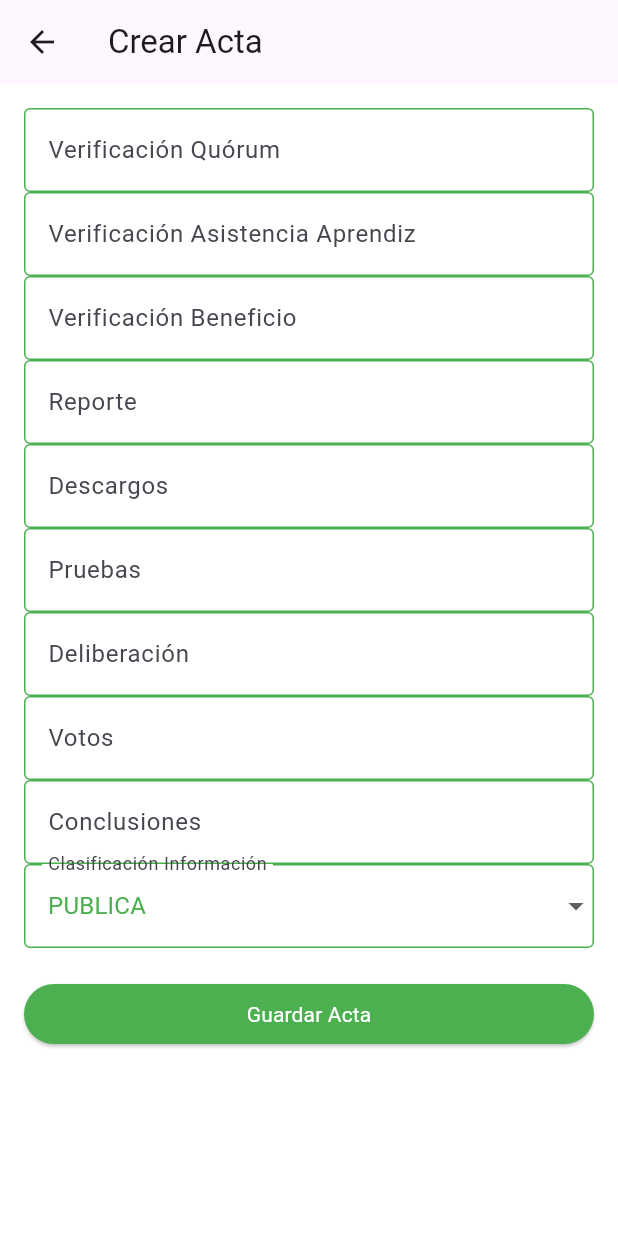
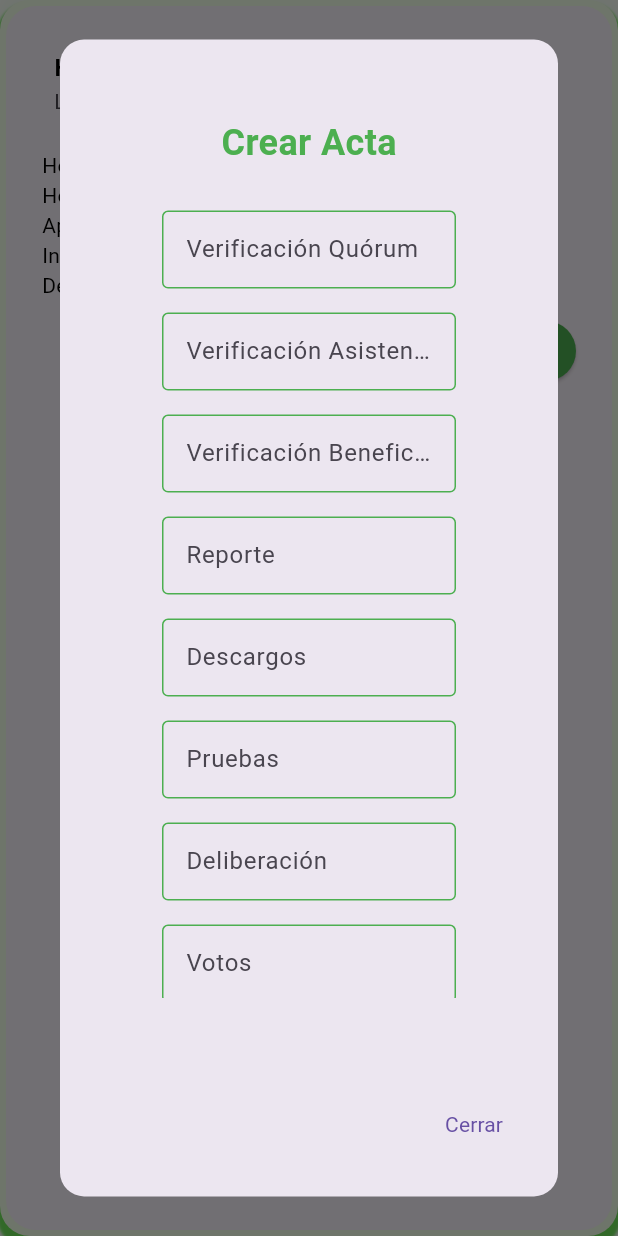
Before and after one commit to DSanti1803/Comites, a Flutter app: the CitacionTile widget shown alone on an empty page, opened directly with empty values, after a tap on the "expand more" icon, after a tap on "Acta", on a phone screen of 412 x 824 dp. Run offline on Flutter 3.47's test engine with Material 3 defaults, Android fonts, the phone set to English and light mode, and no system bars; our stand-ins replace flutter_svg, local_auth, lottie, pdf, printing, shared_preferences and 3 more; missing offline and left inert: dialog_flowtter, mailer; accounts and stored records are empty; network calls fail; Roboto replaces fonts that are missing (Calibri); project files that could hold a hidden picture were left out.

Commit message:
Correciones en ActaForm y detalles en CitacionForm y calendario

```diff
--- a/comites/lib/Dashboard/dashboard/funciones/Actaform.dart
+++ b/comites/lib/Dashboard/dashboard/funciones/Actaform.dart
@@ -1,12 +1,12 @@
-import 'dart:convert';
+// ignore_for_file: file_names, library_private_types_in_public_api
+
+import 'package:flutter/material.dart';
 import 'package:comites/Models/ActaModel.dart';
-import 'package:flutter/material.dart';
-import 'package:http/http.dart' as http;
 
 class ActaForm extends StatefulWidget {
   final int citacionId;
 
-  const ActaForm({Key? key, required this.citacionId}) : super(key: key);
+  const ActaForm({super.key, required this.citacionId});
 
   @override
   _ActaFormState createState() => _ActaFormState();
@@ -27,109 +27,54 @@ class _ActaFormState extends State<ActaForm> {
 
   Future<void> _submitForm() async {
     if (_formKey.currentState!.validate()) {
-      final newActa = ActaModel(
-        id: 0, // Asigna un ID según lo maneje tu backend.
-        citacion: widget.citacionId,
-        verificacionquorom: _quoromController.text,
-        verificacionasistenciaaprendiz: _asistenciaController.text,
-        verificacionbeneficio: _beneficioController.text,
-        reporte: _reporteController.text,
-        descargos: _descargosController.text,
-        pruebas: _pruebasController.text,
-        deliberacion: _deliberacionController.text,
-        votos: _votosController.text,
-        conclusiones: _conclusionesController.text,
-        clasificacioninformacion: _selectedClasificacion,
-      );
-
-      // Llama a la función postActa para enviar los datos
-      await postActa(newActa);
-
-      Navigator.pop(context); // Cierra el formulario después de guardar.
-    }
-  }
-
-  Future<void> postActa(ActaModel acta) async {
-    final url = Uri.parse('http://127.0.0.1:8000/api/Acta/');
-    final headers = {'Content-Type': 'application/json'};
-    final body = jsonEncode(acta.toJson()); // Convertir ActaModel a JSON
-
-    try {
-      final response = await http.post(url, headers: headers, body: body);
-
-      if (response.statusCode == 201) {
-        // Acta guardada exitosamente
-        print('Acta creada con éxito');
-      } else {
-        // Error al guardar el acta
-        print('Error al crear acta: ${response.statusCode}');
-        print('Respuesta del servidor: ${response.body}');
-      }
-    } catch (e) {
-      // Si ocurre un error en la solicitud, captúralo aquí
-      print('Error en la solicitud: $e');
+      // Aquí se envían los datos al backend
+      Navigator.pop(context); // Cierra el modal
     }
   }
 
   @override
   Widget build(BuildContext context) {
-    return Scaffold(
-      appBar: AppBar(
-        title: Text('Crear Acta'),
+    return Dialog(
+      shape: RoundedRectangleBorder(
+        borderRadius: BorderRadius.circular(16),
       ),
-      body: Padding(
-        padding: const EdgeInsets.all(16.0),
-        child: Form(
+      insetPadding: const EdgeInsets.all(20),
+      child: ConstrainedBox(
+        constraints: BoxConstraints(
+          maxWidth: MediaQuery.of(context).size.width * 0.9,
+          maxHeight: MediaQuery.of(context).size.height * 0.8,
+        ),
+        child: Padding(
+          padding: const EdgeInsets.symmetric(horizontal: 24.0, vertical: 16.0),
+          child: SingleChildScrollView(
+            child: Column(
+              mainAxisSize: MainAxisSize.min,
+              children: [
+                const Text(
+                  'Crear Acta',
+                  style: TextStyle(fontSize: 24, fontWeight: FontWeight.bold),
+                ),
+                const SizedBox(height: 20),
+                Form(
                   key: _formKey,
-          child: ListView(
+                  child: Column(
                     children: [
-              TextFormField(
-                controller: _quoromController,
-                decoration: InputDecoration(labelText: 'Verificación Quórum'),
-                validator: (value) => value!.isEmpty ? 'Campo requerido' : null,
-              ),
-              TextFormField(
+                      _buildFormField(
+                          controller: _quoromController, label: 'Verificación Quórum'),
+                      _buildFormField(
                           controller: _asistenciaController,
-                decoration: InputDecoration(
-                    labelText: 'Verificación Asistencia Aprendiz'),
-                validator: (value) => value!.isEmpty ? 'Campo requerido' : null,
-              ),
-              TextFormField(
+                          label: 'Verificación Asistencia Aprendiz'),
+                      _buildFormField(
                           controller: _beneficioController,
-                decoration:
-                    InputDecoration(labelText: 'Verificación Beneficio'),
-                validator: (value) => value!.isEmpty ? 'Campo requerido' : null,
-              ),
-              TextFormField(
-                controller: _reporteController,
-                decoration: InputDecoration(labelText: 'Reporte'),
-                validator: (value) => value!.isEmpty ? 'Campo requerido' : null,
-              ),
-              TextFormField(
-                controller: _descargosController,
-                decoration: InputDecoration(labelText: 'Descargos'),
-                validator: (value) => value!.isEmpty ? 'Campo requerido' : null,
-              ),
-              TextFormField(
-                controller: _pruebasController,
-                decoration: InputDecoration(labelText: 'Pruebas'),
-                validator: (value) => value!.isEmpty ? 'Campo requerido' : null,
-              ),
-              TextFormField(
-                controller: _deliberacionController,
-                decoration: InputDecoration(labelText: 'Deliberación'),
-                validator: (value) => value!.isEmpty ? 'Campo requerido' : null,
-              ),
-              TextFormField(
-                controller: _votosController,
-                decoration: InputDecoration(labelText: 'Votos'),
-                validator: (value) => value!.isEmpty ? 'Campo requerido' : null,
-              ),
-              TextFormField(
-                controller: _conclusionesController,
-                decoration: InputDecoration(labelText: 'Conclusiones'),
-                validator: (value) => value!.isEmpty ? 'Campo requerido' : null,
-              ),
+                          label: 'Verificación Beneficio'),
+                      _buildFormField(controller: _reporteController, label: 'Reporte'),
+                      _buildFormField(controller: _descargosController, label: 'Descargos'),
+                      _buildFormField(controller: _pruebasController, label: 'Pruebas'),
+                      _buildFormField(controller: _deliberacionController, label: 'Deliberación'),
+                      _buildFormField(controller: _votosController, label: 'Votos'),
+                      _buildFormField(
+                          controller: _conclusionesController, label: 'Conclusiones'),
+                      const SizedBox(height: 8),
                       DropdownButtonFormField<Clasificacion>(
                         value: _selectedClasificacion,
                         onChanged: (newValue) {
@@ -143,18 +88,40 @@ class _ActaFormState extends State<ActaForm> {
                             child: Text(clasificacion.toString().split('.').last),
                           );
                         }).toList(),
-                decoration:
-                    InputDecoration(labelText: 'Clasificación Información'),
+                        decoration: const InputDecoration(
+                          labelText: 'Clasificación Información',
+                          border: OutlineInputBorder(),
                         ),
-              SizedBox(height: 20),
+                      ),
+                      const SizedBox(height: 20),
                       ElevatedButton(
                         onPressed: _submitForm,
-                child: Text('Guardar Acta'),
+                        child: const Text('Guardar Acta'),
+                      ),
+                    ],
+                  ),
                 ),
               ],
             ),
           ),
         ),
+      ),
+    );
+  }
+
+  Widget _buildFormField(
+      {required TextEditingController controller, required String label}) {
+    return Padding(
+      padding: const EdgeInsets.symmetric(vertical: 8.0),
+      child: TextFormField(
+        controller: controller,
+        decoration: InputDecoration(
+          labelText: label,
+          border: const OutlineInputBorder(),
+          contentPadding: const EdgeInsets.symmetric(horizontal: 12, vertical: 14),
+        ),
+        validator: (value) => value!.isEmpty ? 'Campo requerido' : null,
+      ),
     );
   }
 }
--- a/comites/lib/Dashboard/dashboard/funciones/citacion_calendario.dart
+++ b/comites/lib/Dashboard/dashboard/funciones/citacion_calendario.dart
@@ -187,11 +187,27 @@ class _CalendarioCitacionesState extends State<CalendarioCitaciones> {
             ),
             LayoutBuilder(
   builder: (context, constraints) {
+    final eventsForSelectedDay = _getEventsForDay(_selectedDay ?? _focusedDay);
+
+    if (eventsForSelectedDay.isEmpty) {
+      return const Padding(
+        padding: EdgeInsets.all(16.0),
+        child: Text(
+          'No hay eventos para este día',
+          style: TextStyle(
+            fontSize: 18,
+            fontWeight: FontWeight.bold,
+            color: Colors.grey,
+          ),
+        ),
+      );
+    }
+
     return Wrap(
       alignment: WrapAlignment.start,
       spacing: 10.0,
       runSpacing: 10.0,
-                  children: _getEventsForDay(_selectedDay ?? _focusedDay)
+      children: eventsForSelectedDay
           .map((event) => SizedBox(
                 width: constraints.maxWidth > 600
                     ? 300
@@ -286,19 +302,37 @@ class CitacionTile extends StatelessWidget {
                   const SizedBox(width: 10),
                  ElevatedButton(
                     onPressed: () {
-                      Navigator.push(
-                        context,
-                        MaterialPageRoute(
-                          builder: (context) =>
-                              ActaForm(citacionId: citacion['id']),
+                      showDialog(
+                        context: context,
+                        builder: (BuildContext context) {
+                          return AlertDialog(
+                            shape: RoundedRectangleBorder(
+                              borderRadius: BorderRadius.circular(16),
                             ),
+                            content: SingleChildScrollView(
+                              child: ConstrainedBox(
+                                constraints: BoxConstraints(
+                                  maxWidth: MediaQuery.of(context).size.width * 0.9,
+                                  maxHeight: MediaQuery.of(context).size.height * 0.8,
+                                ),
+                                child: ActaForm(citacionId: citacion['id']),
+                              ),
+                            ),
+                            actions: [
+                              TextButton(
+                                onPressed: () => Navigator.of(context).pop(),
+                                child: const Text("Cerrar"),
+                              ),
+                            ],
+                          );
+                        },
                       );
                     },
                     style: ElevatedButton.styleFrom(
                       backgroundColor: Colors.green,
                     ),
                     child: const Text('Acta'),
-                  ),
+                  )
                 ],
               ),
             ],
```
Also changed, not shown: comites/lib/Dashboard/dashboard/funciones/citacionform.dart (+14 -2 lines), 7 other files. Lines whose indentation alone changed are shown as unchanged.
